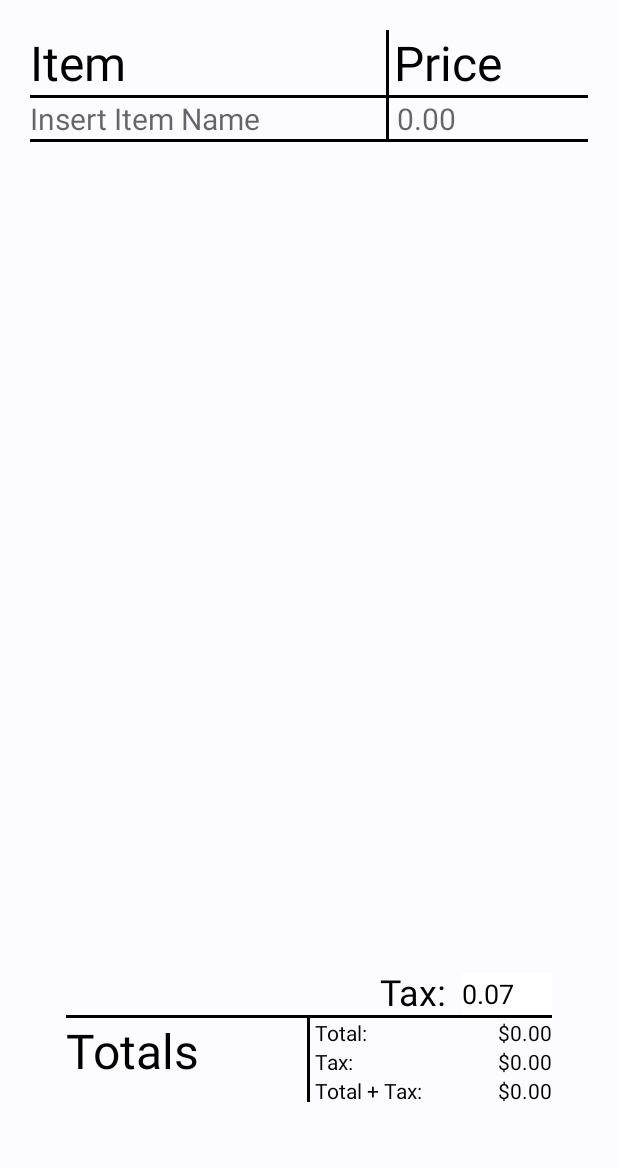
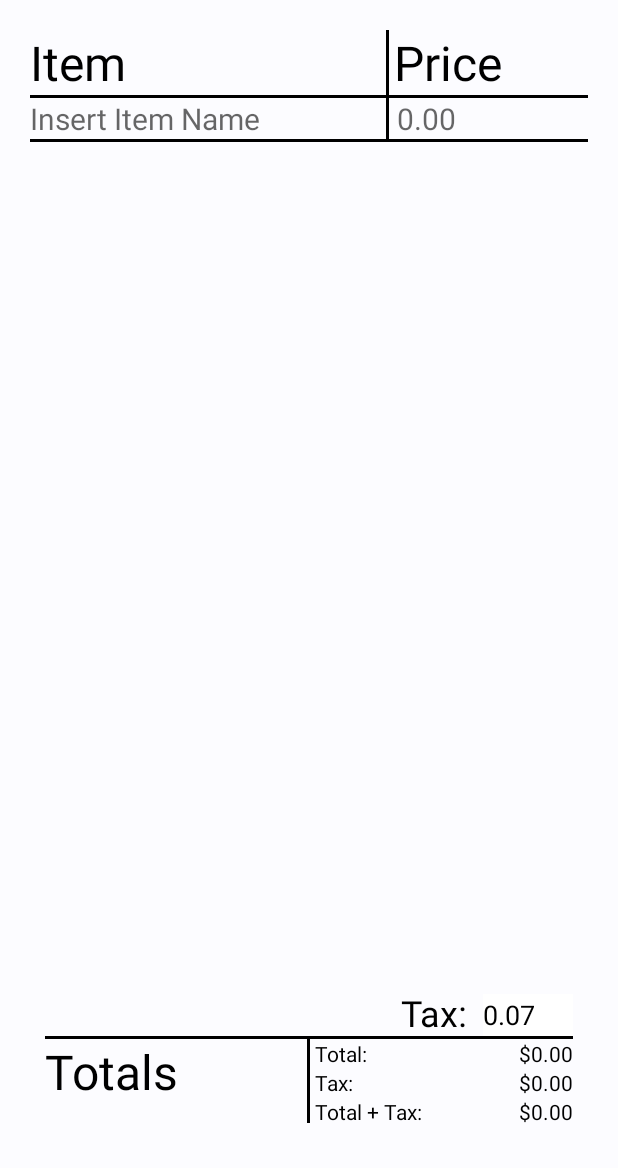
Before and after one commit to pknepper1/Shopping-List, an Android app: the screen it shows after launch (MainActivity), on a phone screen of 412 x 824 dp, the part 68-1236 px from its top. Run offline under Robolectric (Android 15) with nearby library versions, the phone set to English and light mode, and no system bars.

Commit message:
improved ui

```diff
--- a/app/src/main/res/layout/activity_main.xml
+++ b/app/src/main/res/layout/activity_main.xml
@@ -39,7 +39,7 @@
         android:layout_height="match_parent"
         android:layout_alignParentBottom="true"
         android:padding="20dp"
-        android:paddingBottom="15dp"
+        android:paddingBottom="10dp"
         android:clipToPadding="false">
 
         <LinearLayout
@@ -107,7 +107,7 @@
             android:layout_height="90dp"
             android:layout_alignParentBottom="true"
             android:layout_gravity="bottom"
-            android:layout_margin="24dp"
+            android:layout_margin="10dp"
             android:layout_marginStart="24dp"
             android:layout_marginTop="-187dp"
             android:gravity="bottom"
```
